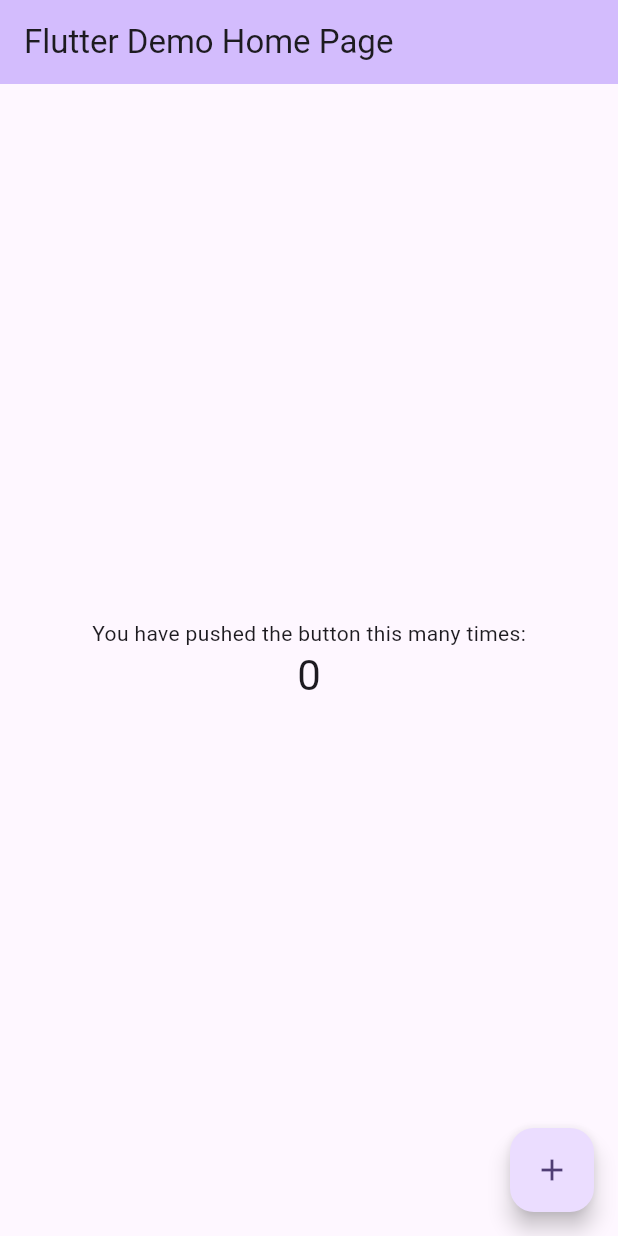
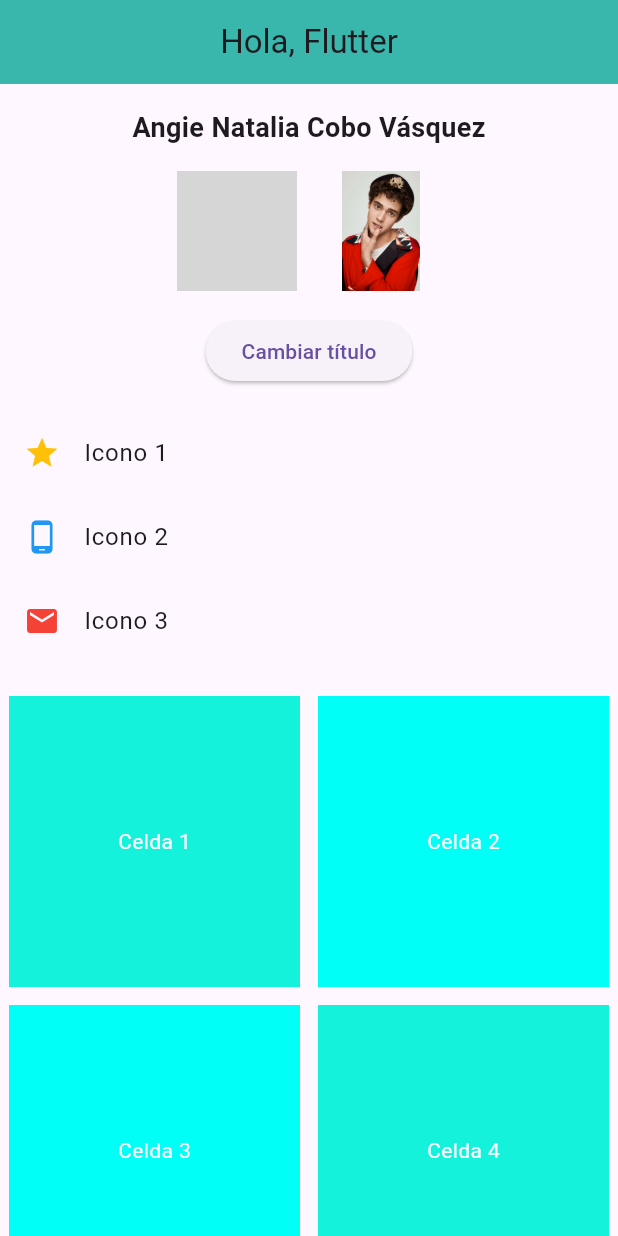
Before and after one commit to Angie-Natalia-Cobo-Vasquez/TalleresMoviles, a Flutter app: the screen it shows after launch, on a phone screen of 412 x 824 dp. Run offline on Flutter 3.47's test engine with Material 3 defaults, Android fonts, the phone set to English and light mode, and no system bars; network calls fail; grey boxes are pictures that could not be loaded.

Commit message:
feat: Implementar Taller 1 con StatefulWidget, imágenes y botón con setState

```diff
--- a/lib/main.dart
+++ b/lib/main.dart
@@ -1,122 +1,128 @@
 import 'package:flutter/material.dart';
 
 void main() {
-  runApp(const MyApp());
+  runApp(const TallerApp());
 }
 
-class MyApp extends StatelessWidget {
-  const MyApp({super.key});
+class TallerApp extends StatelessWidget {
+  const TallerApp({super.key});
 
-  // This widget is the root of your application.
   @override
   Widget build(BuildContext context) {
-    return MaterialApp(
-      title: 'Flutter Demo',
-      theme: ThemeData(
-        // This is the theme of your application.
-        //
-        // TRY THIS: Try running your application with "flutter run". You'll see
-        // the application has a purple toolbar. Then, without quitting the app,
-        // try changing the seedColor in the colorScheme below to Colors.green
-        // and then invoke "hot reload" (save your changes or press the "hot
-        // reload" button in a Flutter-supported IDE, or press "r" if you used
-        // the command line to start the app).
-        //
-        // Notice that the counter didn't reset back to zero; the application
-        // state is not lost during the reload. To reset the state, use hot
-        // restart instead.
-        //
-        // This works for code too, not just values: Most code changes can be
-        // tested with just a hot reload.
-        colorScheme: ColorScheme.fromSeed(seedColor: Colors.deepPurple),
-      ),
-      home: const MyHomePage(title: 'Flutter Demo Home Page'),
+    return const MaterialApp(
+      debugShowCheckedModeBanner: false,
+      home: HomePage(),
     );
   }
 }
 
-class MyHomePage extends StatefulWidget {
-  const MyHomePage({super.key, required this.title});
-
-  // This widget is the home page of your application. It is stateful, meaning
-  // that it has a State object (defined below) that contains fields that affect
-  // how it looks.
-
-  // This class is the configuration for the state. It holds the values (in this
-  // case the title) provided by the parent (in this case the App widget) and
-  // used by the build method of the State. Fields in a Widget subclass are
-  // always marked "final".
-
-  final String title;
+class HomePage extends StatefulWidget {
+  const HomePage({super.key});
 
   @override
-  State<MyHomePage> createState() => _MyHomePageState();
+  State<HomePage> createState() => _HomePageState();
 }
 
-class _MyHomePageState extends State<MyHomePage> {
-  int _counter = 0;
+class _HomePageState extends State<HomePage> {
+  String titulo = "Hola, Flutter";
 
-  void _incrementCounter() {
+  void cambiarTitulo() {
     setState(() {
-      // This call to setState tells the Flutter framework that something has
-      // changed in this State, which causes it to rerun the build method below
-      // so that the display can reflect the updated values. If we changed
-      // _counter without calling setState(), then the build method would not be
-      // called again, and so nothing would appear to happen.
-      _counter++;
+      titulo = titulo == "Hola, Flutter" ? "¡Título cambiado!" : "Hola, Flutter";
     });
+    ScaffoldMessenger.of(context).showSnackBar(
+      const SnackBar(content: Text("Título actualizado")),
+    );
   }
 
   @override
   Widget build(BuildContext context) {
-    // This method is rerun every time setState is called, for instance as done
-    // by the _incrementCounter method above.
-    //
-    // The Flutter framework has been optimized to make rerunning build methods
-    // fast, so that you can just rebuild anything that needs updating rather
-    // than having to individually change instances of widgets.
     return Scaffold(
       appBar: AppBar(
-        // TRY THIS: Try changing the color here to a specific color (to
-        // Colors.amber, perhaps?) and trigger a hot reload to see the AppBar
-        // change color while the other colors stay the same.
-        backgroundColor: Theme.of(context).colorScheme.inversePrimary,
-        // Here we take the value from the MyHomePage object that was created by
-        // the App.build method, and use it to set our appbar title.
-        title: Text(widget.title),
+        title: Text(titulo),
+        centerTitle: true,
+        backgroundColor: const Color.fromARGB(255, 58, 183, 173),
       ),
-      body: Center(
-        // Center is a layout widget. It takes a single child and positions it
-        // in the middle of the parent.
+      body: SingleChildScrollView(
         child: Column(
-          // Column is also a layout widget. It takes a list of children and
-          // arranges them vertically. By default, it sizes itself to fit its
-          // children horizontally, and tries to be as tall as its parent.
-          //
-          // Column has various properties to control how it sizes itself and
-          // how it positions its children. Here we use mainAxisAlignment to
-          // center the children vertically; the main axis here is the vertical
-          // axis because Columns are vertical (the cross axis would be
-          // horizontal).
-          //
-          // TRY THIS: Invoke "debug painting" (choose the "Toggle Debug Paint"
-          // action in the IDE, or press "p" in the console), to see the
-          // wireframe for each widget.
-          mainAxisAlignment: MainAxisAlignment.center,
-          children: <Widget>[
-            const Text('You have pushed the button this many times:'),
-            Text(
-              '$_counter',
-              style: Theme.of(context).textTheme.headlineMedium,
+          children: [
+            const SizedBox(height: 16),
+            const Text(
+              "Angie Natalia Cobo Vásquez",
+              style: TextStyle(fontSize: 18, fontWeight: FontWeight.bold),
+            ),
+            const SizedBox(height: 16),
+            Row(
+              mainAxisAlignment: MainAxisAlignment.center,
+              children: [
+                Image.network(
+                  "https://upload.wikimedia.org/wikipedia/commons/1/17/Google-flutter-logo.png",
+                  width: 80,
+                  height: 80,
+                ),
+                const SizedBox(width: 16),
+                Image.asset(
+                  "assets/images/flutter_logo.png",
+                  width: 80,
+                  height: 80,
+                ),
+              ],
+            ),
+            const SizedBox(height: 16),
+            ElevatedButton(
+              onPressed: cambiarTitulo,
+              child: const Text("Cambiar título"),
+            ),
+            const SizedBox(height: 16),
+            ListView(
+              shrinkWrap: true,
+              physics: const NeverScrollableScrollPhysics(),
+              children: const [
+                ListTile(
+                  leading: Icon(Icons.star, color: Colors.amber),
+                  title: Text("Icono 1"),
+                ),
+                ListTile(
+                  leading: Icon(Icons.phone_android, color: Colors.blue),
+                  title: Text("Icono 2"),
+                ),
+                ListTile(
+                  leading: Icon(Icons.email, color: Colors.red),
+                  title: Text("Icono 3"),
+                ),
+              ],
+            ),
+            const SizedBox(height: 16),
+            GridView.count(
+              shrinkWrap: true,
+              physics: const NeverScrollableScrollPhysics(),
+              crossAxisCount: 2,
+              children: [
+                Container(
+                  margin: const EdgeInsets.all(6),
+                  color: const Color.fromARGB(255, 20, 242, 220),
+                  child: const Center(child: Text("Celda 1", style: TextStyle(color: Colors.white))),
+                ),
+                Container(
+                  margin: const EdgeInsets.all(6),
+                  color: const Color.fromARGB(255, 0, 255, 247),
+                  child: const Center(child: Text("Celda 2", style: TextStyle(color: Colors.white))),
+                ),
+                Container(
+                  margin: const EdgeInsets.all(6),
+                  color: const Color.fromARGB(255, 0, 255, 247),
+                  child: const Center(child: Text("Celda 3", style: TextStyle(color: Colors.white))),
+                ),
+                Container(
+                  margin: const EdgeInsets.all(6),
+                  color: const Color.fromARGB(255, 20, 242, 220),
+                  child: const Center(child: Text("Celda 4", style: TextStyle(color: Colors.white))),
+                ),
+              ],
             ),
           ],
         ),
       ),
-      floatingActionButton: FloatingActionButton(
-        onPressed: _incrementCounter,
-        tooltip: 'Increment',
-        child: const Icon(Icons.add),
-      ), // This trailing comma makes auto-formatting nicer for build methods.
     );
   }
 }
```
Also changed, not shown: pubspec.yaml (+2 -8 lines), assets/capturas/Captura1.png (added), assets/capturas/Captura2.png (added), assets/images/flutter_logo.png (added), 1 other file.
